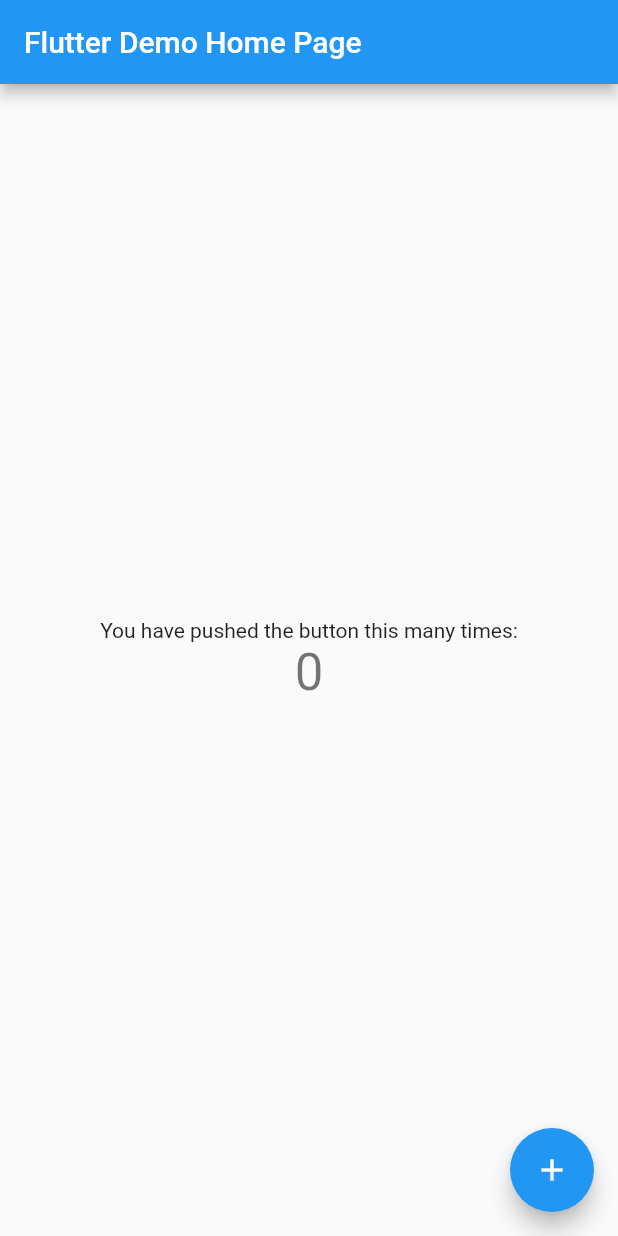
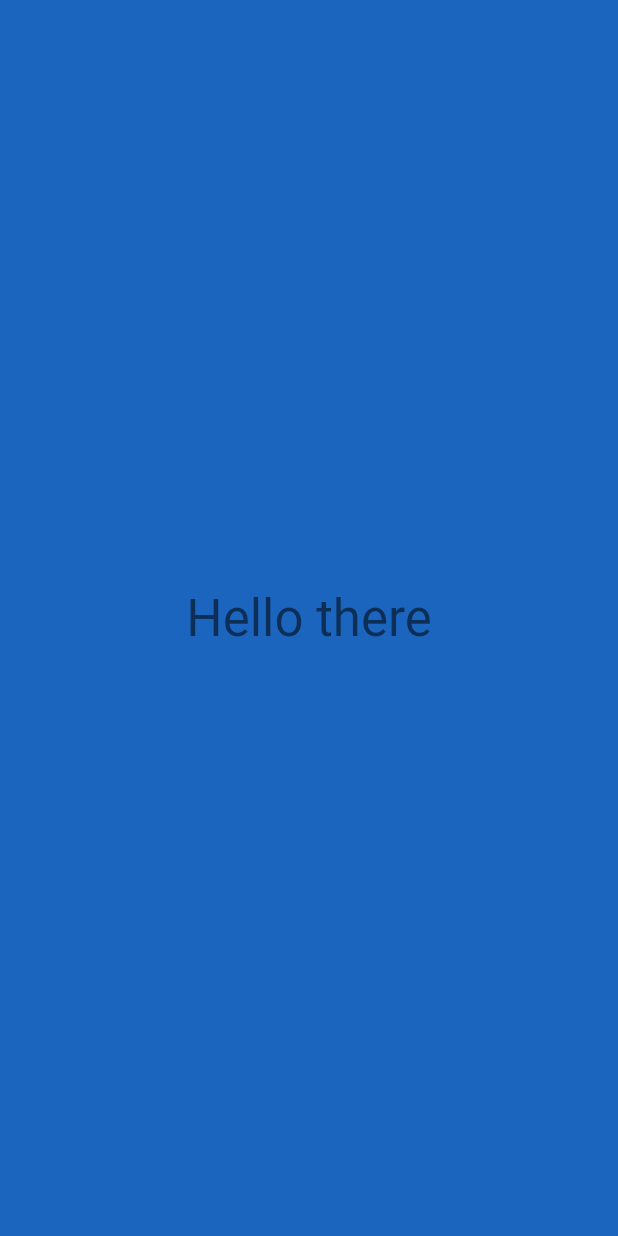
Before and after one commit to taimoor522/solid_software_task, a Flutter app: the screen it shows after launch, on a phone screen of 412 x 824 dp. Run offline on Flutter 3.47's test engine with Material 2 defaults, Android fonts, the phone set to English and light mode, and no system bars.

Commit message:
task completed

```diff
--- a/lib/main.dart
+++ b/lib/main.dart
@@ -1,115 +1,16 @@
 import 'package:flutter/material.dart';
+import 'package:provider/provider.dart';
+import 'package:solid_software_task/presentation/notifier/random_color_notifier.dart';
+import 'package:solid_software_task/presentation/screen/random_color_screen.dart';
 
 void main() {
-  runApp(const MyApp());
+  runApp(
+    ChangeNotifierProvider(
+      create: (_) => RandomColorNotifier(),
+      child: const MaterialApp(
+        debugShowCheckedModeBanner: false,
+        home: RandomColorScreen(),
+      ),
+    ),
+  );
 }
-
-class MyApp extends StatelessWidget {
-  const MyApp({super.key});
-
-  // This widget is the root of your application.
-  @override
-  Widget build(BuildContext context) {
-    return MaterialApp(
-      title: 'Flutter Demo',
-      theme: ThemeData(
-        // This is the theme of your application.
-        //
-        // Try running your application with "flutter run". You'll see the
-        // application has a blue toolbar. Then, without quitting the app, try
-        // changing the primarySwatch below to Colors.green and then invoke
-        // "hot reload" (press "r" in the console where you ran "flutter run",
-        // or simply save your changes to "hot reload" in a Flutter IDE).
-        // Notice that the counter didn't reset back to zero; the application
-        // is not restarted.
-        primarySwatch: Colors.blue,
-      ),
-      home: const MyHomePage(title: 'Flutter Demo Home Page'),
-    );
-  }
-}
-
-class MyHomePage extends StatefulWidget {
-  const MyHomePage({super.key, required this.title});
-
-  // This widget is the home page of your application. It is stateful, meaning
-  // that it has a State object (defined below) that contains fields that affect
-  // how it looks.
-
-  // This class is the configuration for the state. It holds the values (in this
-  // case the title) provided by the parent (in this case the App widget) and
-  // used by the build method of the State. Fields in a Widget subclass are
-  // always marked "final".
-
-  final String title;
-
-  @override
-  State<MyHomePage> createState() => _MyHomePageState();
-}
-
-class _MyHomePageState extends State<MyHomePage> {
-  int _counter = 0;
-
-  void _incrementCounter() {
-    setState(() {
-      // This call to setState tells the Flutter framework that something has
-      // changed in this State, which causes it to rerun the build method below
-      // so that the display can reflect the updated values. If we changed
-      // _counter without calling setState(), then the build method would not be
-      // called again, and so nothing would appear to happen.
-      _counter++;
-    });
-  }
-
-  @override
-  Widget build(BuildContext context) {
-    // This method is rerun every time setState is called, for instance as done
-    // by the _incrementCounter method above.
-    //
-    // The Flutter framework has been optimized to make rerunning build methods
-    // fast, so that you can just rebuild anything that needs updating rather
-    // than having to individually change instances of widgets.
-    return Scaffold(
-      appBar: AppBar(
-        // Here we take the value from the MyHomePage object that was created by
-        // the App.build method, and use it to set our appbar title.
-        title: Text(widget.title),
-      ),
-      body: Center(
-        // Center is a layout widget. It takes a single child and positions it
-        // in the middle of the parent.
-        child: Column(
-          // Column is also a layout widget. It takes a list of children and
-          // arranges them vertically. By default, it sizes itself to fit its
-          // children horizontally, and tries to be as tall as its parent.
-          //
-          // Invoke "debug painting" (press "p" in the console, choose the
-          // "Toggle Debug Paint" action from the Flutter Inspector in Android
-          // Studio, or the "Toggle Debug Paint" command in Visual Studio Code)
-          // to see the wireframe for each widget.
-          //
-          // Column has various properties to control how it sizes itself and
-          // how it positions its children. Here we use mainAxisAlignment to
-          // center the children vertically; the main axis here is the vertical
-          // axis because Columns are vertical (the cross axis would be
-          // horizontal).
-          mainAxisAlignment: MainAxisAlignment.center,
-          children: <Widget>[
-            const Text(
-              'You have pushed the button this many times:',
-            ),
-            Text(
-              '$_counter',
-              style: Theme.of(context).textTheme.headlineMedium,
-            ),
-          ],
-        ),
-      ),
-      floatingActionButton: FloatingActionButton(
-        onPressed: _incrementCounter,
-        tooltip: 'Increment',
-        child: const Icon(Icons.add),
-      ), // This trailing comma makes auto-formatting nicer for build methods.
-    );
-  }
-}
--- /dev/null
+++ b/lib/presentation/notifier/random_color_notifier.dart
@@ -0,0 +1,46 @@
+// ignore_for_file: public_member_api_docs, sort_constructors_first
+import 'dart:math';
+
+import 'package:flutter/material.dart';
+
+/// This notifier is responsible for changing the color of the screen.
+class RandomColorNotifier extends ChangeNotifier {
+  /// the opacity of the color. (0.0 - 1.0).
+  final double _opacity = 1;
+
+  /// the maximum value of the color intensity (0 - 255).
+  final int _maximumColorIntensity = 255;
+
+  Color _currentColor = Colors.white;
+
+  /// getter for [_currentColor].
+  Color get currentColor => _currentColor;
+
+  /// setter for [_currentColor].
+  /// whenever the color is changed, the listeners are notified.
+  set currentColor(Color value) {
+    _currentColor = value;
+    notifyListeners();
+  }
+
+  /// constructor generates a random color as soon as the notifier is created.
+  RandomColorNotifier() {
+    changeColor();
+  }
+
+  /// generate a random color and assign it to [_currentColor].
+  void changeColor() {
+    final random = Random();
+
+    /// rgbo constructor takes 4 parameters to generate a color.
+    /// red, green, blue, opacity.
+    /// 1 is added to the maximum color intensity
+    /// because last value is exclusive.
+    currentColor = Color.fromRGBO(
+      random.nextInt(_maximumColorIntensity + 1),
+      random.nextInt(_maximumColorIntensity + 1),
+      random.nextInt(_maximumColorIntensity + 1),
+      _opacity,
+    );
+  }
+}
--- /dev/null
+++ b/lib/presentation/screen/random_color_screen.dart
@@ -0,0 +1,41 @@
+import 'package:flutter/material.dart';
+import 'package:provider/provider.dart';
+import 'package:solid_software_task/presentation/notifier/random_color_notifier.dart';
+
+/// This is the application's root widget.
+class RandomColorScreen extends StatelessWidget {
+  /// const constructor optionally takes a [Key].
+  const RandomColorScreen({super.key});
+
+  @override
+  Widget build(BuildContext context) {
+    /// selector is used to select a value from the notifier.
+    /// The selector is called whenever
+    /// a specific value of a notifier is changed
+    return Selector<RandomColorNotifier, Color>(
+      selector: (_, colorNotifier) => colorNotifier.currentColor,
+      builder: (context, color, child) {
+        return Material(
+          child: AnimatedContainer(
+            duration: const Duration(milliseconds: 500),
+            color: color,
+            child: child,
+          ),
+        );
+      },
+
+      /// the child value is passed to the builder.
+      /// this will not rebuild when the color changes.
+      /// so, performance is improved.
+      child: InkWell(
+        onTap: context.read<RandomColorNotifier>().changeColor,
+        child: Center(
+          child: Text(
+            'Hello there',
+            style: Theme.of(context).textTheme.headlineMedium,
+          ),
+        ),
+      ),
+    );
+  }
+}
```
Also changed, not shown: pubspec.yaml (+4 -7 lines), pubspec.lock, 1 other file.
